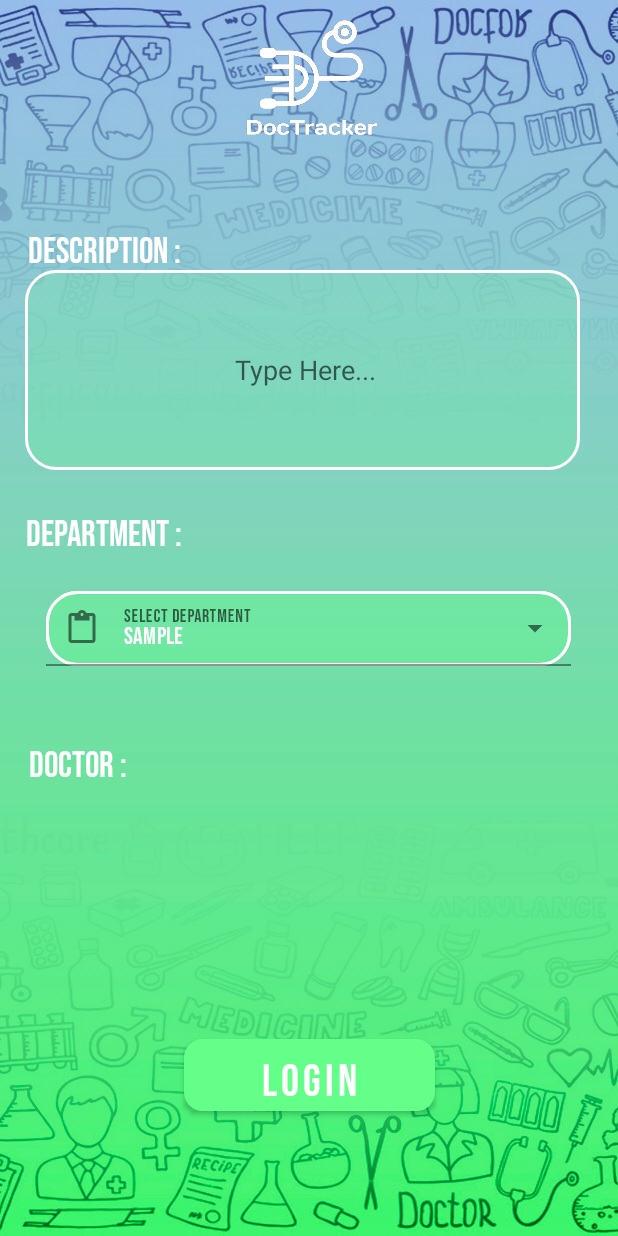
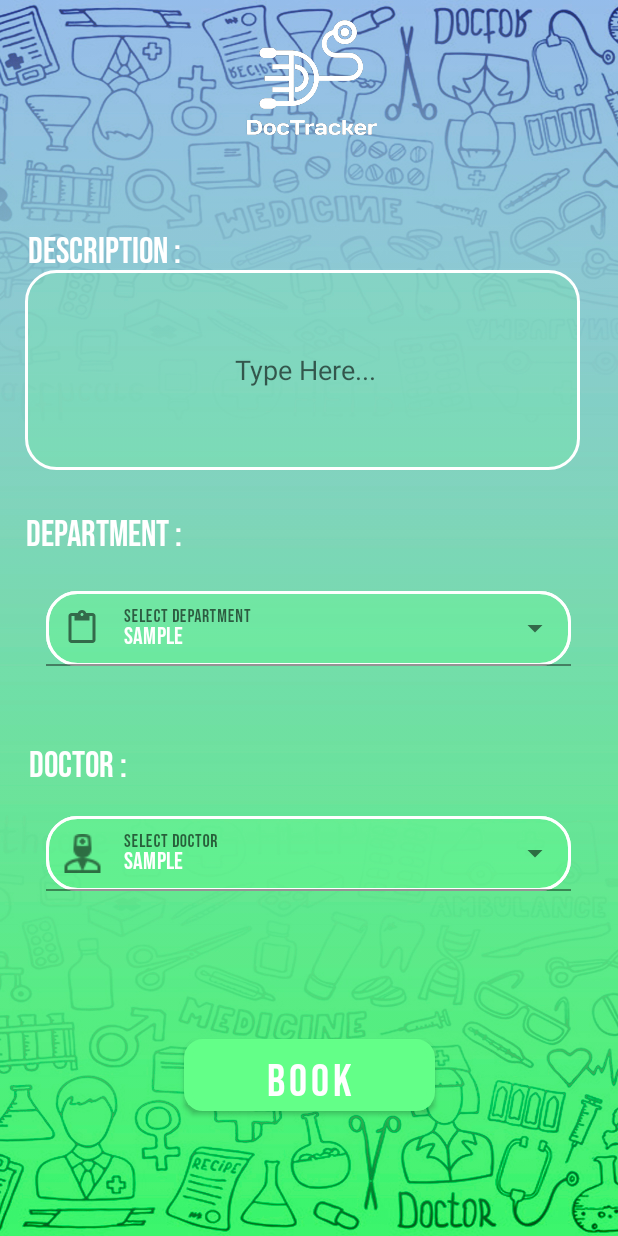
Before and after one commit to pratik1024/DocTrack00, an Android app: the MainActivity6 screen opened directly, with no data from a screen before it, on a phone screen of 412 x 824 dp. Run offline under Robolectric (Android 15) with nearby library versions, the phone set to English and light mode, and no system bars; Roboto replaces fonts that are not available here.

Commit message:
Stylish Drop Down Menu Added

```diff
--- a/app/src/main/java/com/example/project_test/MainActivity6.java
+++ b/app/src/main/java/com/example/project_test/MainActivity6.java
@@ -14,8 +14,8 @@ import com.google.android.material.textfield.TextInputLayout;
 
 
 public class MainActivity6 extends AppCompatActivity {
- AutoCompleteTextView autoCompleteTextView;
- TextInputLayout textInputLayout;
+ AutoCompleteTextView autoCompleteTextView,autoCompleteTextView2;
+ TextInputLayout textInputLayout,textInputLayout2;
     @Override
     protected void onCreate(Bundle savedInstanceState) {
         super.onCreate(savedInstanceState);
@@ -24,10 +24,16 @@ public class MainActivity6 extends AppCompatActivity {
 
         textInputLayout =findViewById(R.id.til_dept);
         autoCompleteTextView = findViewById(R.id.act_dept);
+        textInputLayout2 =findViewById(R.id.til_doct);
+        autoCompleteTextView2 = findViewById(R.id.act_doct);
         String [] dept={"Dept1","Dept2","Dept3","Dept4","Dept5","Dept6","Other"};
+        String [] doct={"Doct1","Doct2","Doct3","Doct4","Doct5","Doct6","Other",};
         ArrayAdapter<String> itemAdapter = new ArrayAdapter<>(getApplicationContext(), R.layout.dept_list,dept);
         autoCompleteTextView.setAdapter(itemAdapter);
         autoCompleteTextView.setThreshold(1);
+        ArrayAdapter<String> itemAdapter2 = new ArrayAdapter<>(getApplicationContext(),R.layout.dept_list,doct);
+        autoCompleteTextView2.setAdapter(itemAdapter2);
+        autoCompleteTextView2.setThreshold(1);
 //        autoCompleteTextView.setOnClickListener(new AdapterView.OnItemClickListener(){
 //            @Override
 //            public void onItemClick(AdapterView<?>parent, View view, int position,long id){}
--- a/app/src/main/res/layout/activity_main6.xml
+++ b/app/src/main/res/layout/activity_main6.xml
@@ -70,7 +70,7 @@
         android:layout_height="48dp"
         android:background="@drawable/btn_shape"
         android:fontFamily="@font/bebas_neue"
-        android:text="Login"
+        android:text="Book"
         android:textColor="@color/white"
         android:textSize="30dp"
         app:layout_constraintBottom_toBottomOf="parent"
@@ -125,4 +125,31 @@
         </AutoCompleteTextView>
 
     </com.google.android.material.textfield.TextInputLayout>
+    <com.google.android.material.textfield.TextInputLayout
+        android:id="@+id/til_doct"
+        android:layout_width="350dp"
+        android:layout_height="50dp"
+        app:layout_constraintBottom_toTopOf="@+id/rgstr_btn"
+        app:layout_constraintEnd_toEndOf="parent"
+        app:layout_constraintHorizontal_bias="0.491"
+        app:layout_constraintStart_toStartOf="parent"
+        app:layout_constraintTop_toBottomOf="@+id/desc_text"
+        app:layout_constraintVertical_bias="0.700"
+        style="@style/Widget.MaterialComponents.TextInputLayout.FilledBox.ExposedDropdownMenu"
+        app:startIconDrawable="@drawable/icons8_medical_doctor_26"
+        android:background="@drawable/edt_background">
+        <AutoCompleteTextView
+            android:id="@+id/act_doct"
+            android:background="@drawable/edt_background"
+            android:layout_width="match_parent"
+            android:layout_height="wrap_content"
+            android:hint="Select Doctor"
+            android:fontFamily="@font/bebas_neue"
+            android:textColor="@color/white"
+            android:text="Sample"
+            >
+
+        </AutoCompleteTextView>
+
+    </com.google.android.material.textfield.TextInputLayout>
 </androidx.constraintlayout.widget.ConstraintLayout>
```
Also changed, not shown: app/src/main/res/drawable/icons8_medical_doctor_26.png (added).
